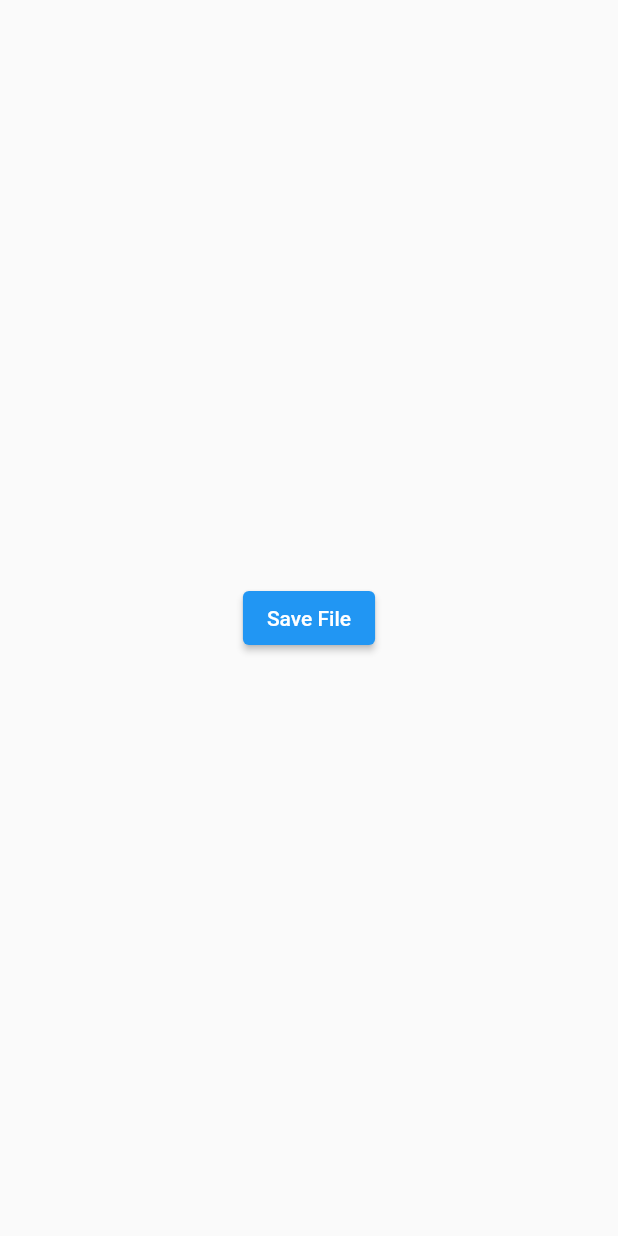
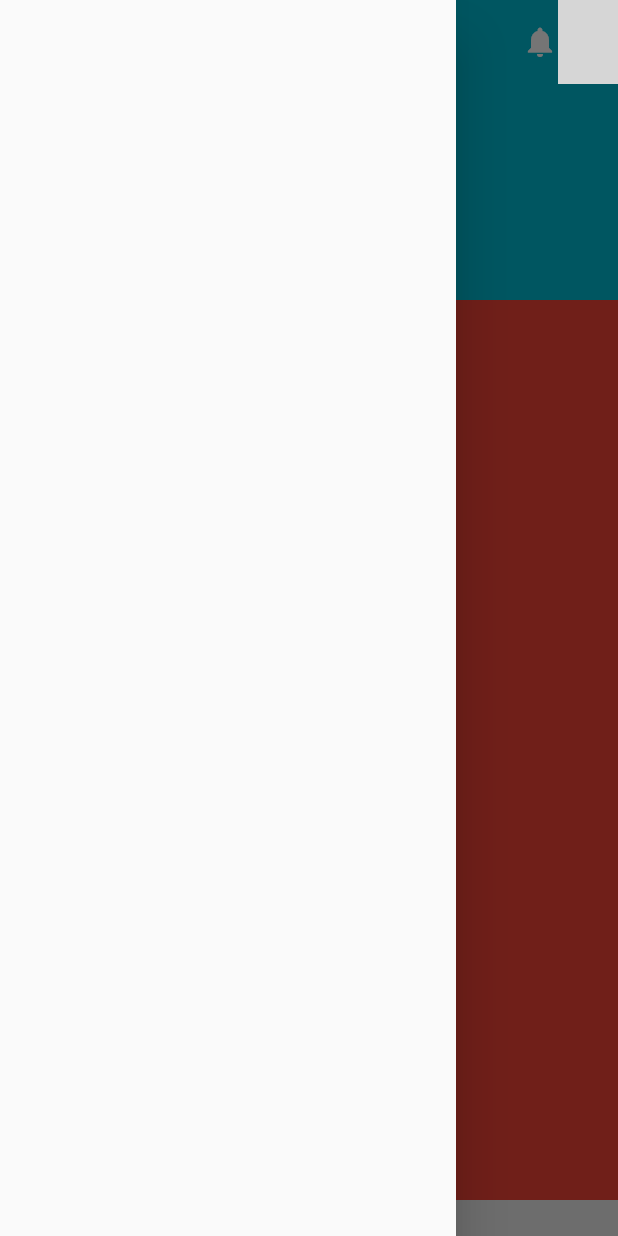
Before and after one commit to ToanBarcelona1998/Animation, a Flutter app: the screen it shows after launch, with the side drawer open (before the commit the screen has no drawer), on a phone screen of 412 x 824 dp. Run offline on Flutter 3.47's test engine with Material 2 defaults, Android fonts, the phone set to English and light mode, and no system bars; our stand-ins replace flutter_local_notifications; network calls fail; key blocks and very long unbroken strings in the code were emptied for the run; grey boxes are pictures that could not be loaded.

Commit message:
animated_appbar

```diff
--- /dev/null
+++ b/lib/appbar/custom_appBar.dart
@@ -0,0 +1,143 @@
+import 'dart:ui';
+import 'package:flutter/material.dart';
+
+class AnimatedAppBar extends StatelessWidget {
+  final AnimationController colorAnimationController;
+  final Animation colorTween, homeTween, workOutTween, iconTween, drawerTween;
+  final Function() onPressed;
+
+  const AnimatedAppBar({
+    required this.colorAnimationController,
+    required this.onPressed,
+    required this.colorTween,
+    required this.homeTween,
+    required this.iconTween,
+    required this.drawerTween,
+    required this.workOutTween,
+  });
+
+  @override
+  Widget build(BuildContext context) {
+    return Container(
+      height: 80,
+      child: AnimatedBuilder(
+        animation: colorAnimationController,
+        builder: (context, child) => AppBar(
+          leading: IconButton(
+            icon: Icon(
+              Icons.dehaze,
+              color: drawerTween.value,
+            ),
+            onPressed: onPressed,
+          ),
+          backgroundColor: colorTween.value,
+          elevation: 0,
+          titleSpacing: 0.0,
+          title: Row(
+            children:[
+              Text(
+                "Hello  ",
+                style: TextStyle(color: homeTween.value, fontWeight: FontWeight.bold, fontSize: 16, letterSpacing: 1),
+              ),
+              Text(
+                'Toan',
+                style: TextStyle(color: workOutTween.value, fontWeight: FontWeight.bold, fontSize: 16, letterSpacing: 1),
+              ),
+            ],
+          ),
+          actions: [
+            Icon(
+              Icons.notifications,
+              color: iconTween.value,
+            ),
+            CircleAvatar(
+              backgroundImage: NetworkImage('https://helpx.adobe.com/content/dam/help/en/photoshop/using/convert-color-image-black-white/jcr_content/main-pars/before_and_after/image-before/Landscape-Color.jpg'),
+            ),
+          ],
+        ),
+      ),
+    );
+  }
+}
+
+class MyHomePage extends StatefulWidget {
+  @override
+  _MyHomePageState createState() => _MyHomePageState();
+}
+
+class _MyHomePageState extends State<MyHomePage> with TickerProviderStateMixin {
+  late AnimationController colorController;
+
+  // late AnimationController textController;
+
+  late Animation _colorTween, _homeTween, _workOutTween, _iconTween, _drawerTween;
+
+  @override
+  void initState() {
+    colorController = AnimationController(vsync: this, duration: Duration(seconds: 0));
+    _colorTween = ColorTween(begin: Colors.transparent, end: Colors.white).animate(colorController);
+    _iconTween = ColorTween(begin: Colors.white, end: Colors.lightBlue.withOpacity(0.5)).animate(colorController);
+    _drawerTween = ColorTween(begin: Colors.white, end: Colors.black).animate(colorController);
+    _homeTween = ColorTween(begin: Colors.white, end: Colors.blue).animate(colorController);
+    _workOutTween = ColorTween(begin: Colors.white, end: Colors.blue).animate(colorController);
+    // textController = AnimationController(vsync: this, duration: Duration(seconds: 0));
+
+    super.initState();
+  }
+
+  final GlobalKey<ScaffoldState> scaffoldKey = GlobalKey();
+
+  bool scrollListener(ScrollNotification scrollInfo) {
+    bool scroll = false;
+    if (scrollInfo.metrics.axis == Axis.vertical) {
+      colorController.animateTo(scrollInfo.metrics.pixels / 80);
+
+      return scroll = true;
+    }
+    return scroll;
+  }
+
+  @override
+  Widget build(BuildContext context) {
+    return Scaffold(
+      key: scaffoldKey,
+      drawer: Drawer(),
+      backgroundColor: Color(0xFFEEEEEE),
+      body: NotificationListener<ScrollNotification>(
+        onNotification: scrollListener,
+        child: Container(
+          height: double.infinity,
+          child: Stack(
+            children: <Widget>[
+              SingleChildScrollView(
+                child: Column(
+                  children: [
+                    Container(
+                      color: Colors.cyan,
+                      height: 200,
+                    ),
+                    Container(
+                      color: Colors.red,
+                      height: 600,
+                    ),
+                  ],
+                ),
+              ),
+              AnimatedAppBar(
+                drawerTween: _drawerTween,
+                onPressed: () {
+                  scaffoldKey.currentState?.openDrawer();
+                },
+                colorAnimationController: colorController,
+                colorTween: _colorTween,
+                homeTween: _homeTween,
+                iconTween: _iconTween,
+                workOutTween: _workOutTween,
+              )
+            ],
+          ),
+        ),
+      ),
+    );
+  }
+}
--- a/lib/main.dart
+++ b/lib/main.dart
@@ -1,11 +1,9 @@
-import 'package:custom_loading_animation/custom_chart/line_chart.dart';
-import 'package:custom_loading_animation/custom_easy_loading/custom_easy_loading.dart';
 import 'package:custom_loading_animation/custom_loading.dart';
-import 'package:custom_loading_animation/custom_wave_animation/wave_animation.dart';
-import 'package:custom_loading_animation/save_file/save_file.dart';
 import 'package:flutter/material.dart';
 import 'package:flutter/services.dart';
 import 'package:flutter_local_notifications/flutter_local_notifications.dart';
+
+import 'appbar/custom_appBar.dart';
 
 final FlutterLocalNotificationsPlugin flutterLocalNotificationsPlugin = FlutterLocalNotificationsPlugin();
 
@@ -53,8 +51,8 @@ class MyApp extends StatelessWidget {
   @override
   Widget build(BuildContext context) {
     final size = MediaQuery.of(context).size;
-    return Scaffold(
-      body: SaveFile(url: "https://binhminhdigital.com/StoreData/PageData/3429/Tim-hieu-ve-ban-quyen-hinh-anh%20(3).jpg",),
+    return MyHomePage(
+      //body: SaveFile(url: "https://binhminhdigital.com/StoreData/PageData/3429/Tim-hieu-ve-ban-quyen-hinh-anh%20(3).jpg",),
       //Center(child: LineChart()),
       // Center(
       //   child: WaveContainer(height: 100, width: size.width),
```
Also changed, not shown: pubspec.lock, 1 other file.
